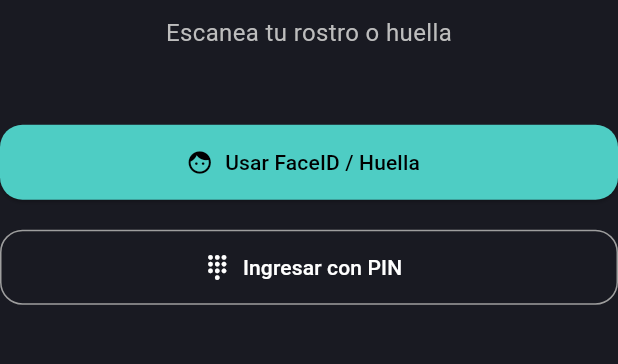
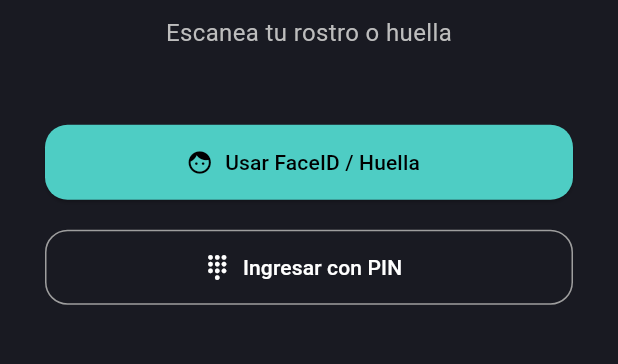
Before and after one commit to AndresCastilloPlata/balancea, a Flutter app: the BiometricAuthScreen screen opened directly, after a tap on "Usar FaceID / Huella", on a phone screen of 412 x 824 dp, the part 614-978 px from its top. Run offline on Flutter 3.47's test engine with Material 3 defaults, Android fonts, the phone set to English and light mode, and no system bars; our stand-ins replace fl_chart, flutter_native_splash, flutter_riverpod, go_router, hive, hive_flutter and 3 more; accounts and stored records are empty; generated files the repository leaves out were written again.

Commit message:
feat: finalización sistema de seguridad (PIN + Biometría) y manejo de excepciones
- Fix: Manejo genérico de excepciones en BiometricAuthScreen para evitar errores en consola (UserCanceled).
- Feat: Integración de navegación a PIN desde fallo biométrico.
- Feat: Lógica de SplashScreen actualizada para validar Biometría -> PIN -> Home.
- Refactor: Eliminación de dependencias conflictivas y limpieza de logs.

```diff
--- a/lib/config/constants/currency_config.dart
+++ b/lib/config/constants/currency_config.dart
@@ -21,7 +21,7 @@ class CurrencyConfig {
       name: 'Peso Colombiano',
       symbol: '\$',
       locale: 'es_CO',
-      decimals: 0, // Visualmente solemos ocultar decimales en COP
+      decimals: 2, // Visualmente solemos ocultar decimales en COP
     ),
     AppCurrency(
       code: 'USD',
--- a/lib/config/helpers/currency_helper.dart
+++ b/lib/config/helpers/currency_helper.dart
@@ -7,7 +7,7 @@ class CurrencyHelper {
       locale: currency.locale,
       symbol: '${currency.symbol} ',
       decimalDigits: currency.decimals,
-      // customPattern: '\u00A4 #,##0.00',
+      customPattern: '\u00A4 #,##0.00',
     );
 
     return formatter.format(amount);
--- a/lib/presentation/screens/biometric_auth_screen.dart
+++ b/lib/presentation/screens/biometric_auth_screen.dart
@@ -1,5 +1,4 @@
 import 'package:flutter/material.dart';
-import 'package:flutter/services.dart';
 import 'package:go_router/go_router.dart';
 import 'package:local_auth/local_auth.dart';
 
@@ -54,24 +53,24 @@ class _BiometricAuthScreenState extends State<BiometricAuthScreen> {
         persistAcrossBackgrounding: true,
       );
     } catch (e) {
+      debugPrint("Info Biometría: $e");
+
       if (!mounted) return;
 
-      String errorCode = 'unknown';
-      if (e is PlatformException) {
-        errorCode = e.code;
-      }
+      final String errorString = e.toString();
 
-      if (errorCode == 'userCanceled' || errorCode == 'auth_in_progress') {
+      if (errorString.contains('userCanceled') ||
+          errorString.contains('auth_in_progress')) {
         setState(() {
           _message = 'Ingreso cancelado';
           _icon = Icons.cancel_outlined;
           _iconColor = Colors.orange;
         });
-      } else if (errorCode == 'NotAvailable') {
+      } else if (errorString.contains('NotAvailable')) {
         setState(() => _message = 'Biometría no disponible');
-      } else if (errorCode == 'LockedOut') {
+      } else if (errorString.contains('LockedOut')) {
         setState(() {
-          _message = 'Bloqueado temporalmente por intentos fallidos';
+          _message = 'Bloqueado temporalmente';
           _icon = Icons.timer;
           _iconColor = Colors.red;
         });
@@ -92,15 +91,16 @@ class _BiometricAuthScreenState extends State<BiometricAuthScreen> {
 
     if (authenticated) {
       context.go('/home');
-    } else {
-      if (_message == 'Escanea tu rostro o huella') {
-        setState(() {
-          _message = 'No pudimos verificar tu identidad';
-          _icon = Icons.lock_person;
-          _iconColor = Colors.redAccent;
-        });
     }
-    }
+    // else {
+    //   if (_message == 'Escanea tu rostro o huella') {
+    //     setState(() {
+    //       _message = 'No pudimos verificar tu identidad';
+    //       _icon = Icons.lock_person;
+    //       _iconColor = Colors.redAccent;
+    //     });
+    //   }
+    // }
   }
 
   void _enterWithPin() {
@@ -113,6 +113,8 @@ class _BiometricAuthScreenState extends State<BiometricAuthScreen> {
     return Scaffold(
       backgroundColor: const Color(0xFF191A22),
       body: Center(
+        child: Padding(
+          padding: const EdgeInsets.symmetric(horizontal: 30),
           child: Column(
             mainAxisAlignment: MainAxisAlignment.center,
 
@@ -196,6 +198,7 @@ class _BiometricAuthScreenState extends State<BiometricAuthScreen> {
             ],
           ),
         ),
+      ),
     );
   }
 }
--- a/lib/presentation/screens/splash_screen.dart
+++ b/lib/presentation/screens/splash_screen.dart
@@ -45,7 +45,7 @@ class _SplashScreenState extends ConsumerState<SplashScreen>
   }
 
   Future<void> _checkBiometricsAndNavigate() async {
-    await Future.delayed(const Duration(seconds: 3));
+    await Future.delayed(const Duration(seconds: 2));
 
     if (!mounted) {
       return;
@@ -56,6 +56,8 @@ class _SplashScreenState extends ConsumerState<SplashScreen>
     // Desicion:
     if (settings.isBiometricEnabled) {
       context.go('/auth');
+    } else if (settings.pin != null) {
+      context.go('/pin', extra: false);
     } else {
       context.go('/home');
     }
```
Lines whose indentation alone changed are shown as unchanged.
